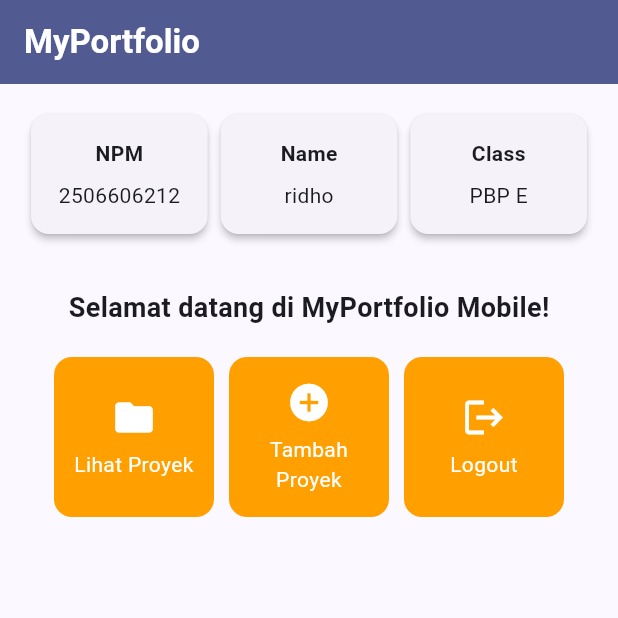
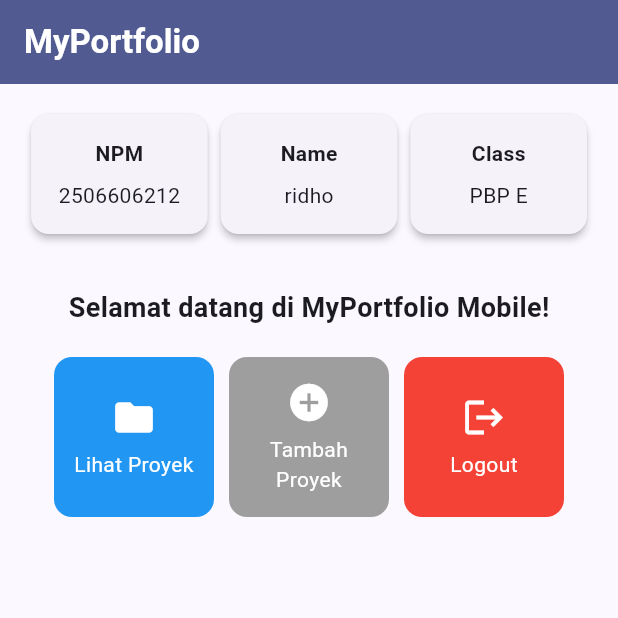
Before and after one commit to ihatewalls/myportofolio_mobile, a Flutter app: the screen it shows after launch, on a phone screen of 412 x 824 dp, the top half of it. Run offline on Flutter 3.47's test engine with Material 3 defaults, Android fonts, the phone set to English and light mode, and no system bars.

Commit message:
refactor: color change

```diff
--- a/lib/menu.dart
+++ b/lib/menu.dart
@@ -7,9 +7,9 @@ class MyHomePage extends StatelessWidget {
   final String kelas = "PBP E";
 
   final List<ItemHomepage> items = [
-    ItemHomepage("Lihat Proyek", Icons.folder),
-    ItemHomepage("Tambah Proyek", Icons.add_circle),
-    ItemHomepage("Logout", Icons.logout),
+    ItemHomepage("Lihat Proyek", Icons.folder, Colors.blue),
+    ItemHomepage("Tambah Proyek", Icons.add_circle, Colors.grey),
+    ItemHomepage("Logout", Icons.logout, Colors.red),
   ];
   @override
   Widget build(BuildContext context) {
@@ -117,8 +117,9 @@ class InfoCard extends StatelessWidget {
 class ItemHomepage {
   final String name;
   final IconData icon;
+  final Color color;
 
-  ItemHomepage(this.name, this.icon);
+  ItemHomepage(this.name, this.icon, this.color);
 }
 
 class ItemCard extends StatelessWidget {
@@ -129,8 +130,7 @@ class ItemCard extends StatelessWidget {
   @override
   Widget build(BuildContext context) {
     return Material(
-      // Menggunakan warna sekunder dari skema tema aplikasi.
-      color: Theme.of(context).colorScheme.secondary,
+      color: item.color,
       borderRadius: BorderRadius.circular(12),
       child: InkWell(
         // Aksi ketika kartu ditekan oleh pengguna.
```
